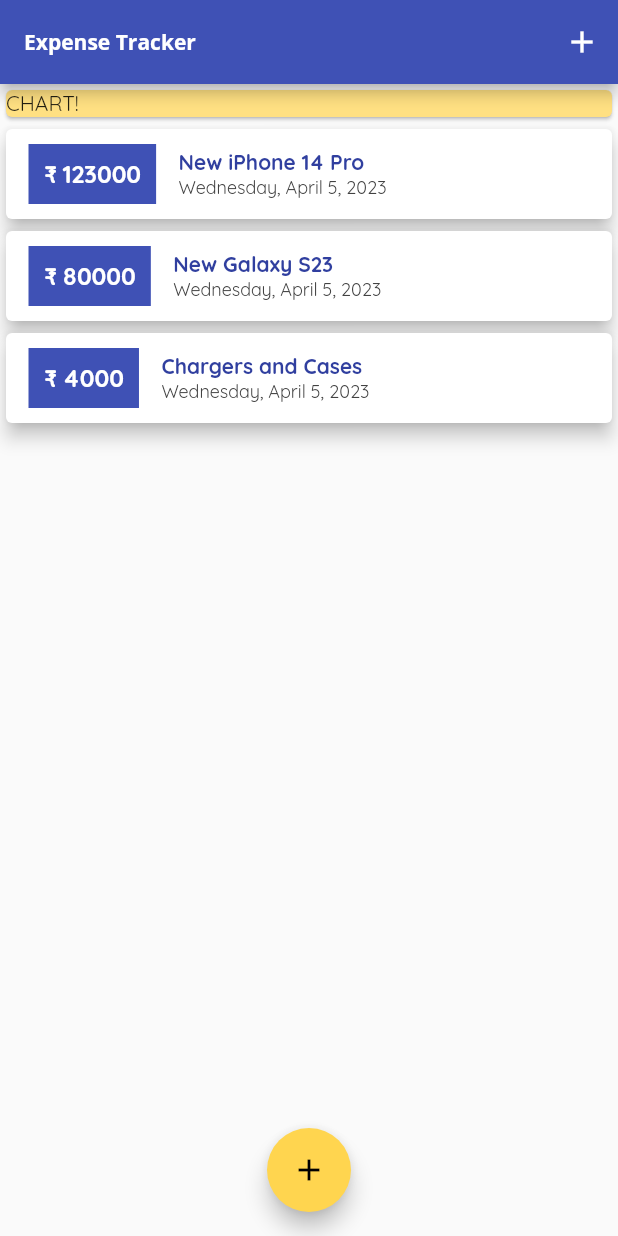
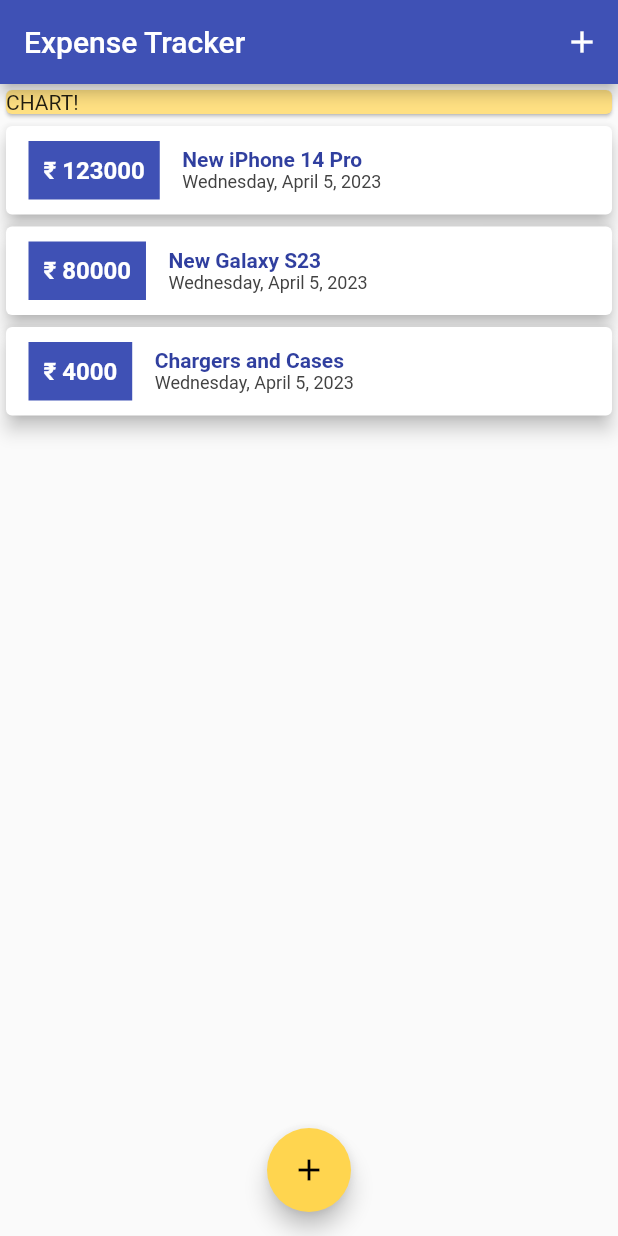
Before and after one commit to BrushankPatra/genesis, a Flutter app: the screen it shows after launch, on a phone screen of 412 x 824 dp. Run offline on Flutter 3.47's test engine with Material 2 defaults, Android fonts, the phone set to English and light mode, and no system bars.

Commit message:
font files changed

```diff
--- a/lib/main.dart
+++ b/lib/main.dart
@@ -15,14 +15,7 @@ class MyApp extends StatelessWidget {
       theme: ThemeData(
         primarySwatch: Colors.indigo,
         accentColor: Colors.amber[300],
-        fontFamily: "QuickSand",
-        appBarTheme: AppBarTheme(
-            textTheme: ThemeData.light().textTheme.copyWith(
-                  titleLarge: TextStyle(
-                    fontFamily: "OpenSans",
-                    fontWeight: FontWeight.bold,
-                  ),
-                )),
+        fontFamily: "Quicksand",
       ),
       title: "Expense Tracker",
       home: MyHomePage(),
@@ -82,7 +75,10 @@ class _MyHomePageState extends State<MyHomePage> {
   Widget build(BuildContext context) {
     return Scaffold(
       appBar: AppBar(
-        title: Text("Expense Tracker"),
+        title: Text(
+          "Expense Tracker",
+          style: TextStyle(fontFamily: "OpenSans"),
+        ),
         actions: [
           IconButton(
             onPressed: () => _showTransactionForm(context),
```
Also changed, not shown: pubspec.yaml (+6 -6 lines), assets/fonts/OpenSans-Bold.ttf (deleted), assets/fonts/OpenSans-Regular.ttf (deleted), assets/fonts/Poppins-Bold.ttf (added), assets/fonts/Poppins-Regular.ttf (added), assets/fonts/Quicksand-Bold.ttf (deleted), assets/fonts/Quicksand-Light.ttf (deleted), assets/fonts/Quicksand-Medium.ttf (deleted), assets/fonts/Quicksand-Regular.ttf (deleted), assets/fonts/Raleway-Bold.ttf (added), assets/fonts/Raleway-Regular.ttf (added).
